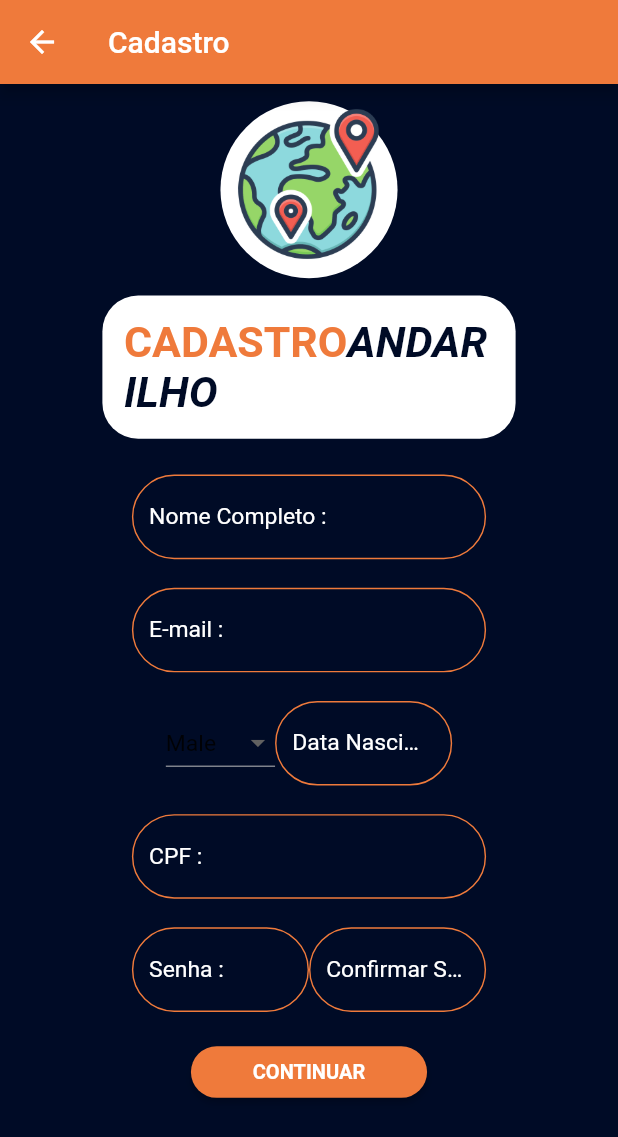
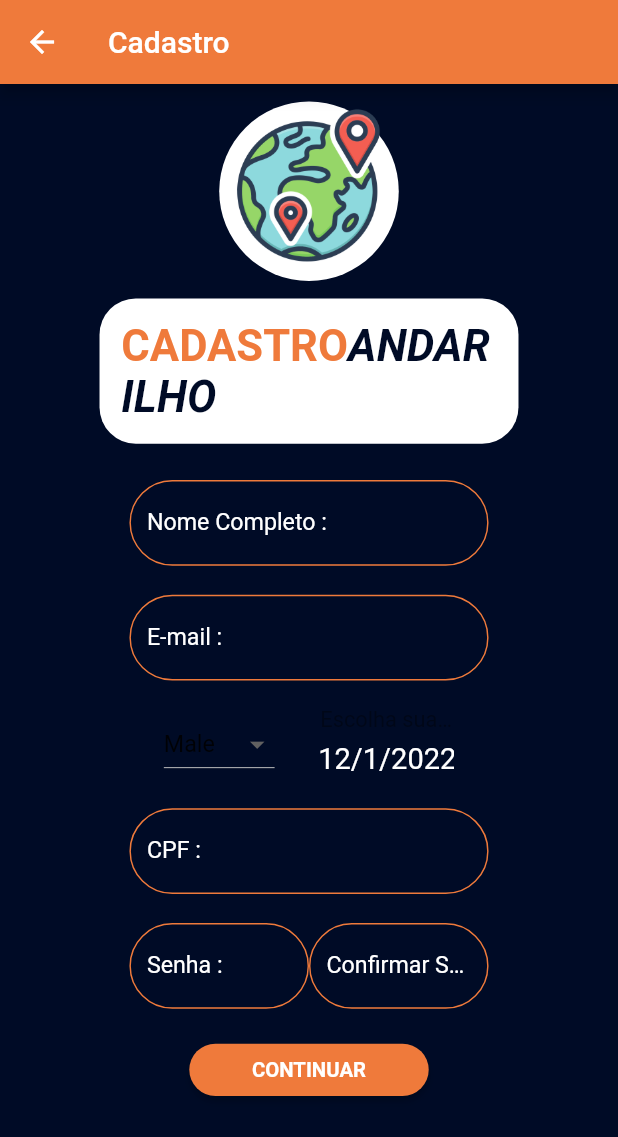
Before and after one commit to guimell/Andarilho, a Flutter app: the Cadastro screen opened directly, on a phone screen of 412 x 824 dp. Shown: the top 1137 px of the screen. Run offline on Flutter 3.47's test engine with Material 2 defaults, Android fonts, the light colour scheme and no system bars; our stand-ins replace geolocator, google_maps_flutter.

Commit message:
adicionando seletor de data

```diff
--- a/andarilho/lib/Login.dart
+++ b/andarilho/lib/Login.dart
@@ -288,7 +288,7 @@ class _LoginPageState extends State<LoginPage> {
                     child: Text(
                       'FAÇA SEU CADASTRO',
                       style: TextStyle(
-                          color: AppConfig.lightColors.onPrimary,
+                          color: AppConfig.lightColors.onSecondary,
                           fontWeight: FontWeight.bold),
                     ),
                   ),
--- a/andarilho/lib/cadastro.dart
+++ b/andarilho/lib/cadastro.dart
@@ -4,6 +4,7 @@ import 'dart:convert';
 import 'dart:developer';
 
 import 'package:andarilho/inicio.dart';
+import 'package:andarilho/widgets.dart';
 import 'package:flutter/material.dart';
 import 'package:http/http.dart';
 import 'config.dart';
@@ -194,32 +195,11 @@ class _CadastroState extends State<Cadastro> {
                     padding: const EdgeInsets.symmetric(vertical: 10.0),
                     child: SizedBox(
                       width: AppConfig.screenSize.width * 0.3,
-                      child: TextFormField(
-                        style:
-                            TextStyle(color: AppConfig.lightColors.onPrimary),
-                        decoration: InputDecoration(
-                          border: OutlineInputBorder(
-                            borderSide: BorderSide(
-                              color: AppConfig.lightColors.onPrimary,
-                            ),
-                            borderRadius: BorderRadius.circular(30.0),
-                          ),
-                          enabledBorder: OutlineInputBorder(
-                            borderSide: BorderSide(
-                              color: AppConfig.lightColors.primary,
-                            ),
-                            borderRadius: BorderRadius.circular(30.0),
-                          ),
-                          labelText: 'Data Nascimento :',
-                          labelStyle:
-                              TextStyle(color: AppConfig.lightColors.onPrimary),
-                        ),
-                      ),
+                      child: MyDatePicker(),
                     ),
                   ),
                 ],
               ),
-
               Padding(
                 padding: const EdgeInsets.all(10.0),
                 child: SizedBox(
@@ -310,17 +290,6 @@ class _CadastroState extends State<Cadastro> {
                   ),
                 ],
               ),
-
-              // Container(
-              //   height: 200,
-              //   child: CupertinoDatePicker(
-              //     mode: CupertinoDatePickerMode.date,
-              //     initialDateTime: DateTime(2000, 8, 8),
-              //     onDateTimeChanged: (DateTime newDateTime) {
-              //       // Do something
-              //     },
-              //   ),
-              // ),
               Padding(
                 padding: const EdgeInsets.all(8.0),
                 child: SizedBox(
--- a/andarilho/lib/widgets.dart
+++ b/andarilho/lib/widgets.dart
@@ -6,7 +6,8 @@ import 'package:andarilho/config.dart';
 import 'package:flutter/material.dart';
 import 'package:geolocator/geolocator.dart';
 import 'package:google_maps_flutter/google_maps_flutter.dart';
-
+import 'package:intl/date_symbol_data_http_request.dart';
+import 'package:intl/intl.dart';
 import 'avaliacoes.dart';
 
 class AvaliaContainer extends StatelessWidget {
@@ -422,3 +423,68 @@ class _MyMapState extends State<MyMap> {
     );
   }
 }
+
+class MyDatePicker extends StatefulWidget {
+  @override
+  _MyDatePickerState createState() => _MyDatePickerState();
+}
+
+class _MyDatePickerState extends State<MyDatePicker> {
+  late double _height;
+  late double _width;
+
+  late String _setDate;
+
+  late String dateTime;
+
+  DateTime selectedDate = DateTime.now();
+
+  TextEditingController _dateController = TextEditingController();
+  Future<Null> _selectDate(BuildContext context) async {
+    final DateTime? picked = await showDatePicker(
+        context: context,
+        initialDate: selectedDate,
+        initialDatePickerMode: DatePickerMode.day,
+        firstDate: DateTime(1930),
+        lastDate: DateTime(2023));
+    if (picked != null) {
+      setState(() {
+        selectedDate = picked;
+        _dateController.text = DateFormat.yMd().format(selectedDate);
+      });
+    }
+  }
+
+  @override
+  void initState() {
+    super.initState();
+    _dateController.text = DateFormat.yMd().format(DateTime.now());
+  }
+
+  @override
+  Widget build(BuildContext context) {
+    _height = MediaQuery.of(context).size.height;
+    _width = MediaQuery.of(context).size.width;
+    dateTime = DateFormat.yMd().format(DateTime.now());
+    return InkWell(
+      onTap: () {
+        _selectDate(context);
+      },
+      child: TextFormField(
+        style: TextStyle(fontSize: 20, color: AppConfig.lightColors.onPrimary),
+        textAlign: TextAlign.center,
+        enabled: false,
+        keyboardType: TextInputType.text,
+        controller: _dateController,
+        // onSaved: (String val) {
+        //   _setDate = val;
+        // },
+        decoration: const InputDecoration(
+          disabledBorder: UnderlineInputBorder(borderSide: BorderSide.none),
+          labelText: 'Escolha sua data',
+          contentPadding: EdgeInsets.only(left: 30),
+        ),
+      ),
+    );
+  }
+}
--- a/andarilho/pubspec.yaml
+++ b/andarilho/pubspec.yaml
@@ -35,6 +35,7 @@ dependencies:
   google_maps_flutter: ^2.2.1
   geolocator: ^9.0.2
   http: ^0.13.5
+  intl: ^0.17.0
 
 dev_dependencies:
   flutter_test:
```
Also changed, not shown: andarilho/pubspec.lock.
